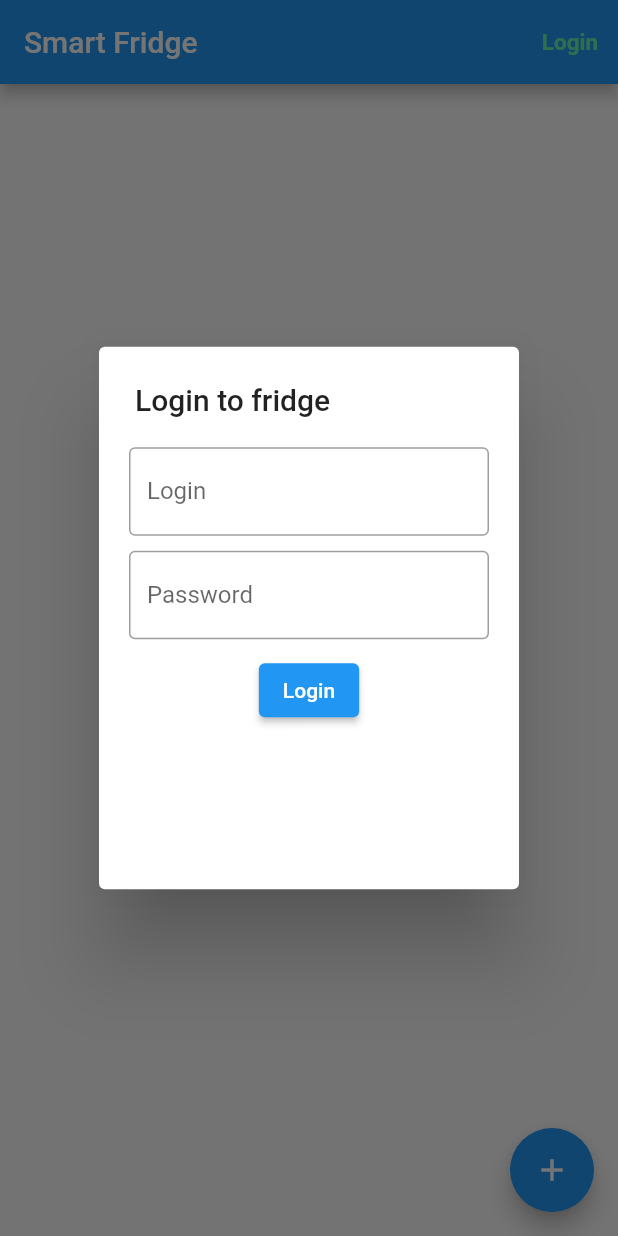
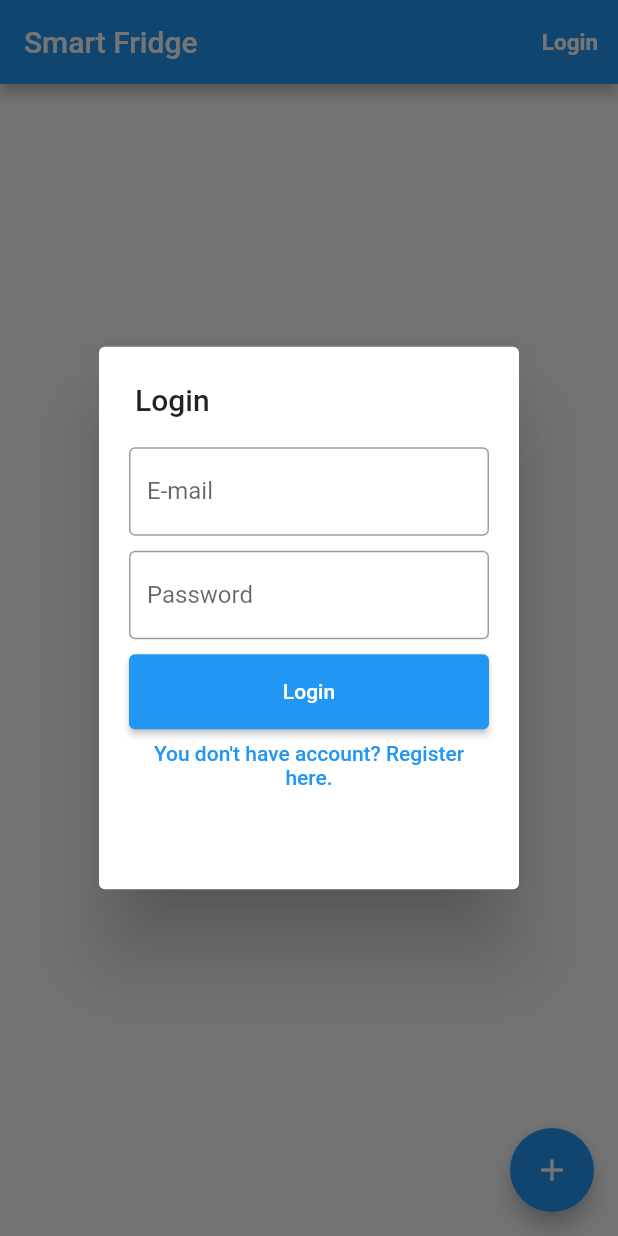
Before and after one commit to Erazmus1999/projekt_aplikacje_mobilne, a Flutter app: the screen it shows after launch, after a tap on "Login", on a phone screen of 412 x 824 dp. Run offline on Flutter 3.47's test engine with Material 2 defaults, Android fonts, the phone set to English and light mode, and no system bars; our stand-ins replace cloud_firestore, firebase_auth, firebase_core, fluttertoast, freezed_annotation; accounts and stored records are empty.

Commit message:
added auth & fridge logic

```diff
--- /dev/null
+++ b/lib/Screens/auth/login_form.dart
@@ -0,0 +1,58 @@
+import 'package:flutter/material.dart';
+import 'package:projekt_aplikacje_mobilne/Firebase/auth.dart';
+import 'package:projekt_aplikacje_mobilne/config/app_themes.dart';
+import 'package:projekt_aplikacje_mobilne/config/validators.dart';
+
+class LoginForm extends StatefulWidget {
+  const LoginForm({super.key});
+
+  @override
+  State<LoginForm> createState() => _LoginFormState();
+}
+
+class _LoginFormState extends State<LoginForm> {
+  final usernameController = TextEditingController();
+  final passwordController = TextEditingController();
+  final formKey = GlobalKey<FormState>();
+  @override
+  Widget build(BuildContext context) {
+    return Form(
+      key: formKey,
+      child: Wrap(
+        runSpacing: 10,
+        children: [
+          TextFormField(
+            controller: usernameController,
+            validator: (text) => Validators.notEmpty(text),
+            decoration: const InputDecoration(
+              border: OutlineInputBorder(),
+              labelText: 'E-mail',
+            ),
+          ),
+          TextFormField(
+            controller: passwordController,
+            obscureText: true,
+            validator: (text) => Validators.notEmpty(text),
+            decoration: const InputDecoration(
+              border: OutlineInputBorder(),
+              labelText: 'Password',
+            ),
+          ),
+          Align(
+            alignment: Alignment.center,
+            child: ElevatedButton(
+              onPressed: () {
+                Auth.loginUser(
+                  usernameController.text,
+                  passwordController.text,
+                ).then((value) => Navigator.pop(context));
+              },
+              style: AppThemes.elevatedButtonStyle(context),
+              child: const Text('Login'),
+            ),
+          ),
+        ],
+      ),
+    );
+  }
+}
--- /dev/null
+++ b/lib/Screens/auth/login_popup.dart
@@ -0,0 +1,54 @@
+import 'package:flutter/material.dart';
+import 'package:projekt_aplikacje_mobilne/Screens/auth/login_form.dart';
+import 'package:projekt_aplikacje_mobilne/Screens/auth/register_form.dart';
+import 'package:projekt_aplikacje_mobilne/config/extensions.dart';
+
+import '../../config/validators.dart';
+
+class LoginPopup extends StatefulWidget {
+  const LoginPopup({Key? key}) : super(key: key);
+
+  @override
+  State<LoginPopup> createState() => _LoginPopupState();
+}
+
+class _LoginPopupState extends State<LoginPopup> {
+  final usernameController = TextEditingController();
+  final passwordController = TextEditingController();
+  final formKey = GlobalKey<FormState>();
+  bool isLogin = true;
+
+  @override
+  Widget build(BuildContext context) {
+    return AlertDialog(
+      title: Text(isLogin ? 'Login' : 'Register'),
+      contentPadding: const EdgeInsets.all(20.0),
+      content: Builder(
+        builder: (context) {
+          return SizedBox(
+            width: context.width() / 3,
+            height: context.height() / 3,
+            child: Column(
+              children: [
+                isLogin ? const LoginForm() : const RegisterForm(),
+                TextButton(
+                  onPressed: () {
+                    setState(() {
+                      isLogin = !isLogin;
+                    });
+                  },
+                  child: Text(
+                    isLogin
+                        ? 'You don\'t have account? Register here.'
+                        : 'You already have account? Login here.',
+                    textAlign: TextAlign.center,
+                  ),
+                )
+              ],
+            ),
+          );
+        },
+      ),
+    );
+  }
+}
--- a/lib/Screens/login_popup.dart
+++ /dev/null
@@ -1,67 +0,0 @@
-import 'package:flutter/material.dart';
-import 'package:projekt_aplikacje_mobilne/config/extensions.dart';
-
-import '../config/validators.dart';
-
-class LoginPopup extends StatefulWidget {
-  const LoginPopup({Key? key}) : super(key: key);
-
-  @override
-  State<LoginPopup> createState() => _LoginPopupState();
-}
-
-class _LoginPopupState extends State<LoginPopup> {
-  final usernameController = TextEditingController();
-  final passwordController = TextEditingController();
-  final formKey = GlobalKey<FormState>();
-  @override
-  Widget build(BuildContext context) {
-    return AlertDialog(
-      title: Text('Login to fridge'),
-      contentPadding: EdgeInsets.all(20.0),
-      content: Builder(
-        builder: (context){
-          return Container(
-            width: context.width()/3,
-            height: context.height()/3,
-            child: Form(
-              key: formKey,
-              child: Wrap(
-                runSpacing: 10,
-                children: [
-                  TextFormField(
-                    controller: usernameController,
-                    obscureText: false,
-                    validator: (text) => Validators.notEmpty(text),
-                    decoration: const InputDecoration(
-                      border: OutlineInputBorder(),
-                      labelText: 'Login',
-                    ),
-                  ),
-                  TextFormField(
-                    controller: passwordController,
-                    obscureText: true,
-                    validator: (text) => Validators.notEmpty(text),
-                    decoration: const InputDecoration(
-                      border: OutlineInputBorder(),
-                      labelText: 'Password',
-                    ),
-                  ),
-                  Align(
-                    alignment: Alignment.center,
-                    child: ElevatedButton(
-                      onPressed: (){
-
-                      },
-                      child: Text('Login'),
-                    ),
-                  ),
-                ],
-              ),
-            ),
-          );
-        },
-      ),
-    );
-  }
-}
--- /dev/null
+++ b/lib/Screens/main_page.dart
@@ -0,0 +1,102 @@
+import 'package:firebase_auth/firebase_auth.dart';
+import 'package:flutter/material.dart';
+import 'package:projekt_aplikacje_mobilne/Firebase/database.dart';
+import 'package:projekt_aplikacje_mobilne/Screens/add_fridge_item.dart';
+import 'package:projekt_aplikacje_mobilne/Screens/auth/login_popup.dart';
+import 'package:projekt_aplikacje_mobilne/Screens/fridge/fridge_content.dart';
+
+class MyHomePage extends StatefulWidget {
+  const MyHomePage({super.key, required this.title});
+
+  final String title;
+
+  @override
+  State<MyHomePage> createState() => _MyHomePageState();
+}
+
+class _MyHomePageState extends State<MyHomePage> {
+  @override
+  Widget build(BuildContext context) {
+    return Scaffold(
+      appBar: AppBar(
+        title: Text(widget.title),
+        actions: [
+          StreamBuilder(
+            stream: FirebaseAuth.instance.authStateChanges(),
+            builder: (context, snapshot) => Row(
+              children: [
+                TextButton(
+                  onPressed: () {
+                    snapshot.data == null
+                        ? showDialog(
+                            context: context,
+                            builder: (context) => const LoginPopup(),
+                          )
+                        : null;
+                  },
+                  child: Text(
+                    snapshot.data == null
+                        ? 'Login'
+                        : 'Hi there, ${snapshot.data!.email!.split('@')[0]}',
+                    style: const TextStyle(
+                      color: Colors.white,
+                      fontSize: 15,
+                      fontWeight: FontWeight.bold,
+                    ),
+                  ),
+                ),
+                if (snapshot.data != null)
+                  PopupMenuButton(
+                    icon: const Icon(Icons.filter_list),
+                    itemBuilder: (context) => [
+                      PopupMenuItem(
+                        child: TextButton(
+                          child: const Text('Log out'),
+                          onPressed: () {
+                            FirebaseAuth.instance.signOut().then(
+                                  (value) => Navigator.pop(context),
+                                );
+                          },
+                        ),
+                      )
+                    ],
+                  ),
+              ],
+            ),
+          ),
+        ],
+      ),
+      body: Padding(
+        padding: const EdgeInsets.all(8.0),
+        child: Column(
+          children: [
+            StreamBuilder(
+              stream: FirebaseAuth.instance.authStateChanges(),
+              builder: (context, snapshot) {
+                if (snapshot.data != null) {
+                  return FridgeContent(
+                    userId: snapshot.data!.email!,
+                  );
+                } else {
+                  return const SizedBox();
+                }
+              },
+            ),
+          ],
+        ),
+      ),
+      floatingActionButton: FloatingActionButton(
+        onPressed: () {
+          Navigator.push(
+            context,
+            MaterialPageRoute(
+              builder: (context) => const AddFridgeItem(),
+            ),
+          ).then((value) => setState(() {}));
+        },
+        tooltip: 'Increment',
+        child: const Icon(Icons.add),
+      ),
+    );
+  }
+}
--- /dev/null
+++ b/lib/config/app_themes.dart
@@ -0,0 +1,12 @@
+import 'package:flutter/material.dart';
+import 'package:projekt_aplikacje_mobilne/config/extensions.dart';
+
+class AppThemes {
+  static ButtonStyle elevatedButtonStyle(BuildContext context) =>
+      ElevatedButton.styleFrom(
+        fixedSize: Size(
+          context.width(),
+          50,
+        ),
+      );
+}
--- a/lib/main.dart
+++ b/lib/main.dart
@@ -1,3 +1,4 @@
+import 'package:firebase_auth/firebase_auth.dart';
 import 'package:firebase_core/firebase_core.dart';
 import 'package:flutter/material.dart';
 import 'package:cloud_firestore/cloud_firestore.dart';
@@ -7,12 +8,16 @@ import 'package:projekt_aplikacje_mobilne/Firebase/database.dart';
 import 'package:projekt_aplikacje_mobilne/Models/product.dart';
 import 'package:projekt_aplikacje_mobilne/Screens/add_fridge_item.dart';
 import 'package:projekt_aplikacje_mobilne/Screens/addingitem.dart';
-import 'package:projekt_aplikacje_mobilne/Screens/login_popup.dart';
+import 'package:projekt_aplikacje_mobilne/Screens/auth/login_popup.dart';
+import 'package:projekt_aplikacje_mobilne/Screens/fridge/fridge_content.dart';
+import 'package:projekt_aplikacje_mobilne/Screens/main_page.dart';
 
 void main() async {
   WidgetsFlutterBinding.ensureInitialized();
-  SystemChrome.setPreferredOrientations(
-      [DeviceOrientation.portraitUp, DeviceOrientation.portraitDown]);
+  SystemChrome.setPreferredOrientations([
+    DeviceOrientation.portraitUp,
+    DeviceOrientation.portraitDown,
+  ]);
   await Firebase.initializeApp();
   runApp(const MyApp());
 }
@@ -30,61 +35,3 @@ class MyApp extends StatelessWidget {
     );
   }
 }
-
-class MyHomePage extends StatefulWidget {
-  const MyHomePage({super.key, required this.title});
-
-  final String title;
-
-  @override
-  State<MyHomePage> createState() => _MyHomePageState();
-}
-
-class _MyHomePageState extends State<MyHomePage> {
-  void _update(int something){
-    setState(() {
-    });
-  }
-  @override
-  Widget build(BuildContext context) {
-    MyDatabase.getAllItems();
-    return Scaffold(
-      appBar: AppBar(
-        title: Text(widget.title),
-        actions: [
-          TextButton(
-              onPressed: (){
-                showDialog(context: context,
-                    builder: (context) => LoginPopup(),);
-              }, child: Text(
-            'Login',
-              style: TextStyle(
-                color: Colors.greenAccent,
-                fontSize: 15,
-                fontWeight: FontWeight.bold,
-              ),
-          ),
-          ),
-        ],
-      ),
-      body: Center(
-        child: Column(
-          mainAxisAlignment: MainAxisAlignment.center,
-          children: [],
-        ),
-      ),
-      floatingActionButton: FloatingActionButton(
-        onPressed: () {
-          Navigator.push(
-            context,
-            MaterialPageRoute(
-              builder: (context) => const AddFridgeItem(),
-            ),
-          );
-        },
-        tooltip: 'Increment',
-        child: const Icon(Icons.add),
-      ),
-    );
-  }
-}
--- a/pubspec.yaml
+++ b/pubspec.yaml
@@ -42,6 +42,8 @@ dependencies:
   build_runner: ^2.3.3
   freezed_annotation: ^2.2.0
   json_annotation: ^4.8.0
+  firebase_auth: ^4.2.2
+  fluttertoast: ^8.1.2
 
 dev_dependencies:
   flutter_test:
```
Also changed, not shown: lib/Firebase/auth.dart (added, +39 -0 lines), lib/Firebase/database.dart (+71 -7 lines), lib/Models/fridge_item/fridge_item_model.dart (added, +17 -0 lines), lib/Screens/add_fridge_item.dart (+16 -2 lines), lib/Screens/auth/register_form.dart (added, +60 -0 lines), lib/Screens/fridge/fridge_content.dart (added, +52 -0 lines), lib/Screens/fridge/fridge_item.dart (added, +44 -0 lines), lib/utils/util_functions.dart (added, +9 -0 lines), lib/Models/fridge_item/fridge_item_model.freezed.dart (added), lib/Models/fridge_item/fridge_item_model.g.dart (added), pubspec.lock.
